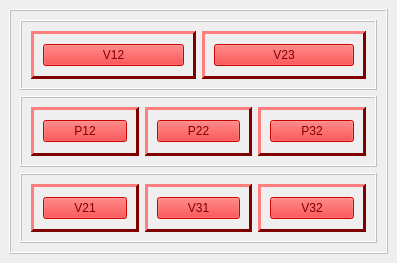
Old version of the form fenetrepilote.ui in the repository Desepto/Simulation.
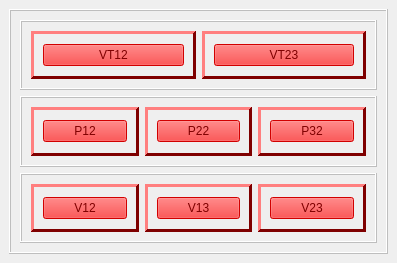
New version of the form.

The edit to the form file:
```diff
--- a/fenetrepilote.ui
+++ b/fenetrepilote.ui
@@ -466,7 +466,7 @@
              <item row="0" column="0">
               <widget class="QPushButton" name="V12">
                <property name="text">
-                <string>V12</string>
+                <string>VT12</string>
                </property>
               </widget>
              </item>
@@ -903,7 +903,7 @@
              <item row="0" column="0">
               <widget class="QPushButton" name="V23">
                <property name="text">
-                <string>V23</string>
+                <string>VT23</string>
                </property>
               </widget>
              </item>
@@ -2675,7 +2675,7 @@
              <item row="0" column="0">
               <widget class="QPushButton" name="V21">
                <property name="text">
-                <string>V21</string>
+                <string>V12</string>
                </property>
               </widget>
              </item>
@@ -3112,7 +3112,7 @@
              <item row="0" column="0">
               <widget class="QPushButton" name="V31">
                <property name="text">
-                <string>V31</string>
+                <string>V13</string>
                </property>
               </widget>
              </item>
@@ -3549,7 +3549,7 @@
              <item row="0" column="0">
               <widget class="QPushButton" name="V32">
                <property name="text">
-                <string>V32</string>
+                <string>V23</string>
                </property>
               </widget>
              </item>
```
